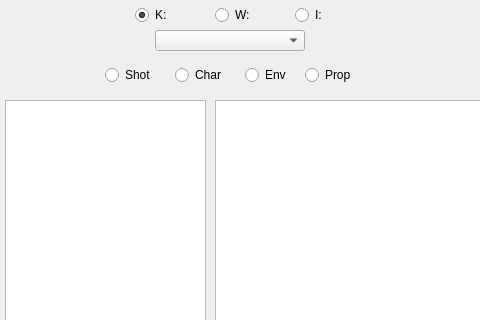
This is Houdini/scripts/python/GL_File_Manager/FileManager.ui in pbenjamim/glimpse as Qt 5 draws it before an edit; both pictures show x 375 to 855 and y 0 to 320 of the 1200 by 600 pixel window. The edited form follows.
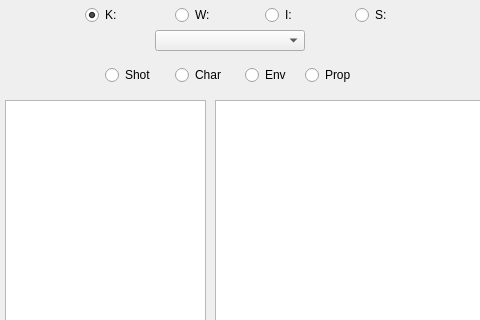
This is the edited form.

Commit message: Add S: drive to Houdini UI and FileManager

Patch:
```diff
--- a/Houdini/scripts/python/GL_File_Manager/FileManager.ui
+++ b/Houdini/scripts/python/GL_File_Manager/FileManager.ui
@@ -43,7 +43,7 @@
   <widget class="QRadioButton" name="kdrive">
    <property name="geometry">
     <rect>
-     <x>510</x>
+     <x>460</x>
      <y>0</y>
      <width>40</width>
      <height>30</height>
@@ -68,7 +68,7 @@
   <widget class="QRadioButton" name="wdrive">
    <property name="geometry">
     <rect>
-     <x>590</x>
+     <x>550</x>
      <y>0</y>
      <width>40</width>
      <height>30</height>
@@ -415,7 +415,7 @@
   <widget class="QRadioButton" name="idrive">
    <property name="geometry">
     <rect>
-     <x>670</x>
+     <x>640</x>
      <y>0</y>
      <width>40</width>
      <height>30</height>
@@ -434,6 +434,28 @@
     <string>I:</string>
    </property>
   </widget>
+  <widget class="QRadioButton" name="sdrive">
+   <property name="geometry">
+    <rect>
+     <x>730</x>
+     <y>0</y>
+     <width>40</width>
+     <height>30</height>
+    </rect>
+   </property>
+   <property name="minimumSize">
+    <size>
+     <width>0</width>
+     <height>0</height>
+    </size>
+   </property>
+   <property name="autoFillBackground">
+    <bool>false</bool>
+   </property>
+   <property name="text">
+    <string>S:</string>
+   </property>
+  </widget>
  </widget>
  <resources/>
  <connections/>
```
The commit also changes 1 other file.
